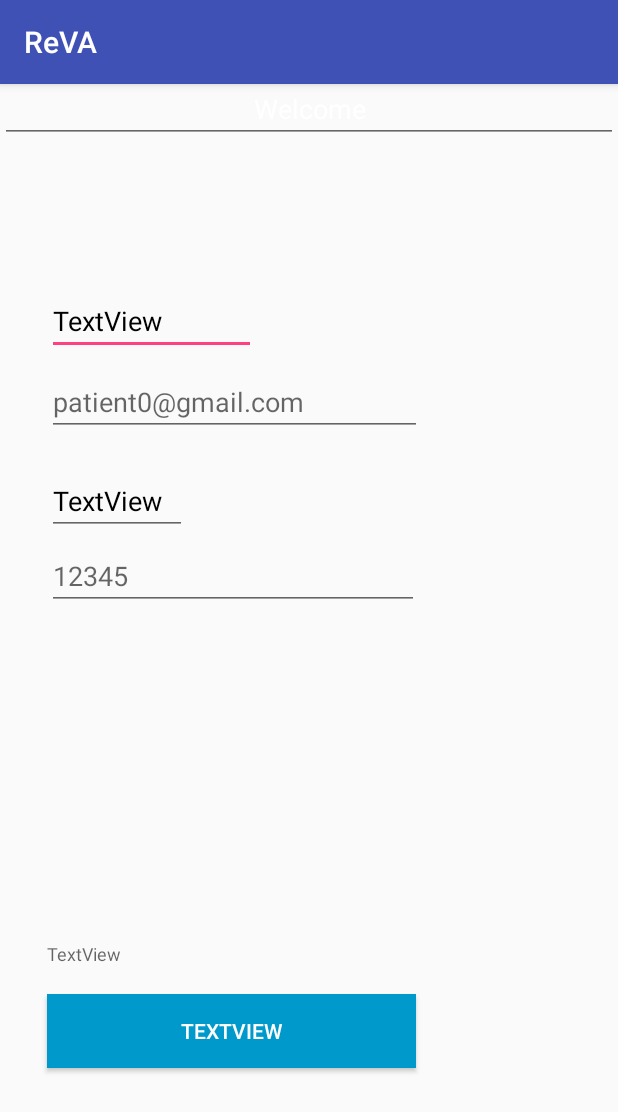
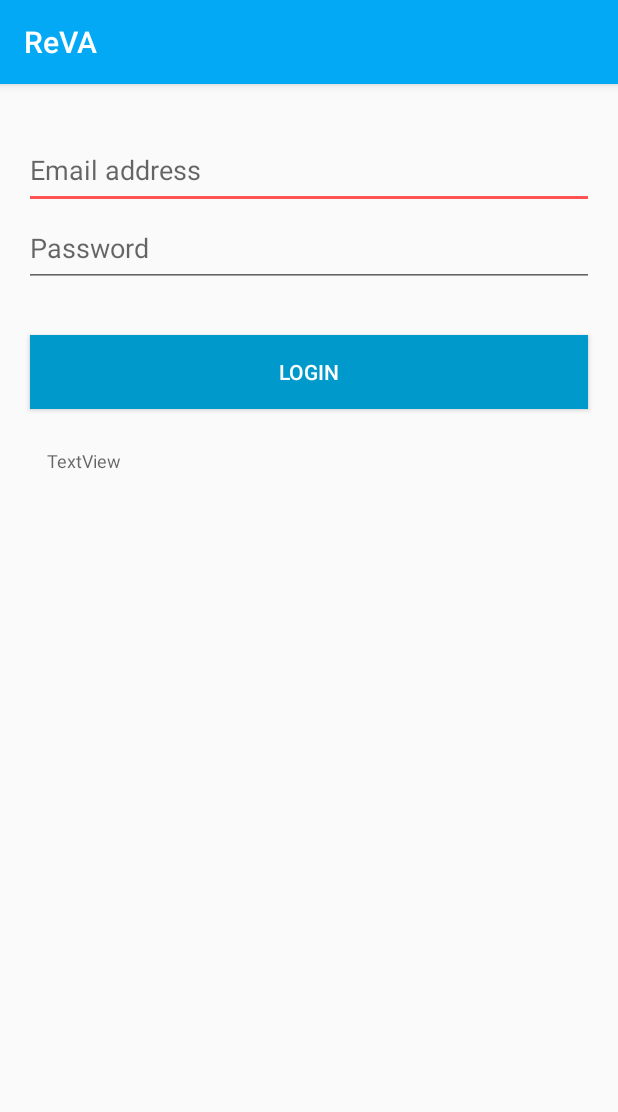
Before and after one commit to NikkiConstancon/Loop, an Android app: the screen it shows after launch (Login), on a phone screen of 412 x 824 dp. Shown: the top 1112 px of the screen. Run offline under Robolectric (Android 15) with nearby library versions, the light colour scheme and no system bars.

Commit message:
Cleaned up the login page, fixed colours, used constraint layout properly

```diff
--- a/Application/ReVA/app/src/main/res/layout/activity_login.xml
+++ b/Application/ReVA/app/src/main/res/layout/activity_login.xml
@@ -5,149 +5,84 @@
     xmlns:app="http://schemas.android.com/apk/res-auto"
     android:layout_width="match_parent"
     android:layout_height="match_parent"
+
     tools:context="com.reva.loop301.reva.Login"
-    tools:layout_editor_absoluteY="81dp"
-    tools:layout_editor_absoluteX="0dp">
+    >
+
 
     <EditText
-        android:id="@+id/txt_userMailReg"
-        android:layout_width="139dp"
-        android:layout_height="45dp"
-        android:layout_marginStart="31dp"
-        android:ems="10"
-        android:inputType="none"
-        android:labelFor="@+id/input_emailReg"
-        android:maxLines="1"
-        android:text="@string/textview"
-        android:textColor="@android:color/background_dark"
-        android:textColorHighlight="@android:color/background_dark"
-        android:textIsSelectable="false"
-        tools:ignore="RtlHardcoded"
-        tools:text="E-Mail Address:"
-        tools:layout_constraintTop_creator="1"
-        tools:layout_constraintBottom_creator="1"
-        app:layout_constraintBottom_toBottomOf="@+id/input_emailLogin"
-        android:layout_marginTop="43dp"
-        app:layout_constraintTop_toBottomOf="@+id/txt_welcome"
-        tools:layout_constraintLeft_creator="1"
-        android:layout_marginBottom="54dp"
+        android:id="@+id/input_emailReg"
+        android:layout_width="0dp"
+        android:layout_height="52dp"
+        android:layout_marginEnd="16dp"
+        android:layout_marginStart="16dp"
+        android:hint="Email address"
+        android:inputType="textWebEmailAddress"
+        android:selectAllOnFocus="false"
+        android:textColor="@color/colorTextIcons"
+
         app:layout_constraintLeft_toLeftOf="parent"
-        android:layout_marginLeft="31dp"
-        app:layout_constraintVertical_bias="1.0" />
+        app:layout_constraintRight_toRightOf="parent"
 
-    <EditText
-        android:id="@+id/txt_welcome"
-        android:layout_width="0dp"
-        android:layout_height="39dp"
-        android:ems="10"
-        android:inputType="none"
-        android:labelFor="@id/txt_userMailReg"
-        android:maxLines="1"
-        android:text="@string/welcome"
-        android:textAlignment="center"
-        android:textColor="@android:color/background_light"
-        android:textIsSelectable="false"
-        tools:background="@android:color/holo_blue_dark"
-        tools:ignore="LabelFor"
-        tools:text="Welcome To ReVA"
-        tools:layout_constraintTop_creator="1"
-        tools:layout_constraintRight_creator="1"
-        app:layout_constraintRight_toRightOf="parent"
-        tools:layout_constraintLeft_creator="1"
-        app:layout_constraintLeft_toLeftOf="parent"
+
+        android:layout_marginTop="31dp"
+        android:layout_marginLeft="16dp"
+        android:layout_marginRight="16dp"
+        app:layout_constraintHorizontal_bias="0.0"
         app:layout_constraintTop_toTopOf="parent" />
 
     <EditText
-        android:id="@+id/input_emailLogin"
-        android:layout_width="250dp"
-        android:layout_height="41dp"
+        android:id="@+id/input_passwordReg"
+        android:layout_width="0dp"
+        android:layout_height="52dp"
         android:ems="10"
-        android:hint="@string/patient0_gmail_com"
-        android:inputType="textWebEmailAddress"
-        android:selectAllOnFocus="false"
+        android:hint="Password"
+        android:inputType="textPassword"
         tools:layout_constraintTop_creator="1"
-        android:layout_marginTop="193dp"
-        tools:layout_constraintLeft_creator="1"
-        app:layout_constraintLeft_toLeftOf="@+id/txt_userMailReg"
-        app:layout_constraintTop_toTopOf="parent"
-        android:layout_marginLeft="0dp"
-        tools:ignore="RtlHardcoded" />
+        tools:ignore="RtlHardcoded"
 
-    <EditText
-        android:id="@+id/txt_PassReg"
-        android:layout_width="93dp"
-        android:layout_height="45dp"
-        android:layout_marginStart="31dp"
-        android:ems="10"
-        android:inputType="none"
-        android:labelFor="@+id/input_passwordReg"
-        android:text="@string/textview"
-        android:textColor="@android:color/background_dark"
-        tools:ignore="LabelFor,RtlHardcoded"
-        tools:text="Password:"
-        tools:layout_constraintTop_creator="1"
-        tools:layout_constraintBottom_creator="1"
-        app:layout_constraintBottom_toBottomOf="@+id/input_passwordLogin"
-        android:layout_marginTop="62dp"
-        tools:layout_constraintLeft_creator="1"
-        android:layout_marginBottom="53dp"
+        android:layout_marginEnd="16dp"
+        android:layout_marginStart="16dp"
+        app:layout_constraintTop_toBottomOf="@+id/input_emailReg"
+
+        app:layout_constraintRight_toRightOf="parent"
+        android:layout_marginLeft="16dp"
         app:layout_constraintLeft_toLeftOf="parent"
-        app:layout_constraintTop_toTopOf="@+id/input_emailLogin"
-        android:layout_marginLeft="31dp"
-        app:layout_constraintVertical_bias="0.115" />
+        android:layout_marginRight="16dp"/>
 
-    <EditText
-        android:id="@+id/input_passwordLogin"
-        android:layout_width="0dp"
-        android:layout_height="42dp"
-        android:ems="10"
-        android:hint="@string/_12345"
-        android:inputType="textPassword"
-        tools:ignore="RtlHardcoded"
-        tools:layout_constraintTop_creator="1"
-        tools:layout_constraintRight_creator="1"
-        android:layout_marginEnd="2dp"
-        app:layout_constraintRight_toRightOf="@+id/input_emailLogin"
-        android:layout_marginTop="74dp"
-        app:layout_constraintTop_toBottomOf="@+id/input_emailLogin"
-        tools:layout_constraintLeft_creator="1"
-        app:layout_constraintLeft_toLeftOf="@+id/txt_PassReg"
-        android:layout_marginRight="2dp"
-        app:layout_constraintHorizontal_bias="0.0" />
 
     <Button
         android:id="@+id/btn_register"
         style="@style/Widget.AppCompat.Button.Colored"
-        android:layout_width="246dp"
+        android:layout_width="0dp"
         android:layout_height="49dp"
-        android:layout_marginStart="31dp"
+
+        android:layout_marginTop="32dp"
         android:background="@android:color/holo_blue_dark"
-        android:text="@string/textview"
-        tools:ignore="RtlHardcoded"
-        tools:text="Login"
-        android:onClick="attemptLogin"
-        tools:layout_constraintTop_creator="1"
-        android:layout_marginTop="20dp"
-        app:layout_constraintTop_toBottomOf="@+id/txtview_register"
-        tools:layout_constraintLeft_creator="1"
+        android:text="LOGIN"
+        android:layout_marginLeft="20dp"
         app:layout_constraintLeft_toLeftOf="parent"
-        android:layout_marginLeft="31dp" />
+        app:layout_constraintTop_toBottomOf="@+id/input_passwordReg"
+
+        android:layout_marginRight="20dp"
+        app:layout_constraintRight_toRightOf="parent"
+        android:layout_marginStart="20dp"
+        android:layout_marginEnd="20dp" />
 
     <TextView
         android:id="@+id/txtview_register"
-        android:layout_width="0dp"
+        android:layout_width="395dp"
         android:layout_height="15dp"
         android:text="@string/textview"
         android:textAppearance="@style/TextAppearance.AppCompat.Caption"
         tools:text="Don't have a login? Click here to register"
-        tools:ignore="RtlHardcoded"
-        tools:layout_constraintRight_creator="1"
-        tools:layout_constraintBottom_creator="1"
-        app:layout_constraintBottom_toBottomOf="parent"
-        app:layout_constraintRight_toRightOf="@+id/btn_register"
+        tools:layout_constraintTop_creator="1"
+        android:layout_marginStart="31dp"
+        android:layout_marginTop="26dp"
+        app:layout_constraintTop_toBottomOf="@+id/btn_register"
         tools:layout_constraintLeft_creator="1"
-        android:layout_marginBottom="181dp"
-        app:layout_constraintLeft_toLeftOf="@+id/btn_register"
-        android:onClick="toRegistration"/>
+        app:layout_constraintLeft_toLeftOf="parent"
+        android:layout_marginLeft="31dp"
+        tools:ignore="RtlHardcoded" />
 
 </android.support.constraint.ConstraintLayout>
--- a/Application/ReVA/app/src/main/res/values/colors.xml
+++ b/Application/ReVA/app/src/main/res/values/colors.xml
@@ -1,6 +1,11 @@
 <?xml version="1.0" encoding="utf-8"?>
 <resources>
-    <color name="colorPrimary">#3f51b5</color>
-    <color name="colorPrimaryDark">#303F9F</color>
-    <color name="colorAccent">#FF4081</color>
+    <color name="colorPrimary">#03A9F4</color>
+    <color name="colorPrimaryDark">#0288D1</color>
+    <color name="colorPrimaryLight">#B3E5FC</color>
+    <color name="colorTextIcons">#FFFFFF</color>
+    <color name="colorAccent">#FF5252</color>
+    <color name="colorPrimaryText">#212121</color>
+    <color name="colorSecondaryText">#757575</color>
+    <color name="colorDivider">#BDBDBD</color>
 </resources>
```
Also changed, not shown: 3 other files.
